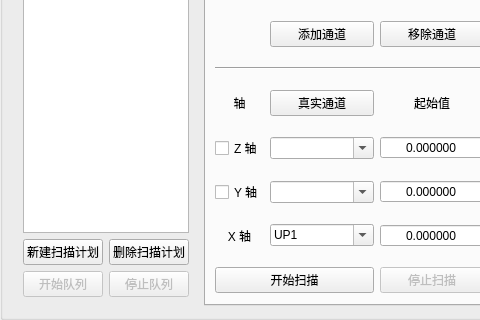
Qt form axolotl_gui/assets/scan_ctrl.ui (TowardtheStars/Axolotl) before a commit; both pictures show x 0 to 480 and y 133 to 453 of the 1146 by 453 pixel window.
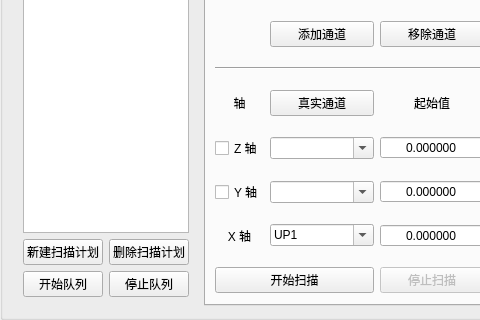
The same form after that commit.

Patch:
```diff
--- a/axolotl_gui/assets/scan_ctrl.ui
+++ b/axolotl_gui/assets/scan_ctrl.ui
@@ -91,7 +91,7 @@
         <item row="1" column="0">
          <widget class="QPushButton" name="start_scan_queue_btn">
           <property name="enabled">
-           <bool>false</bool>
+           <bool>true</bool>
           </property>
           <property name="text">
            <string>开始队列</string>
@@ -108,7 +108,7 @@
         <item row="1" column="1">
          <widget class="QPushButton" name="stop_scan_queue_btn">
           <property name="enabled">
-           <bool>false</bool>
+           <bool>true</bool>
           </property>
           <property name="text">
            <string>停止队列</string>
```
